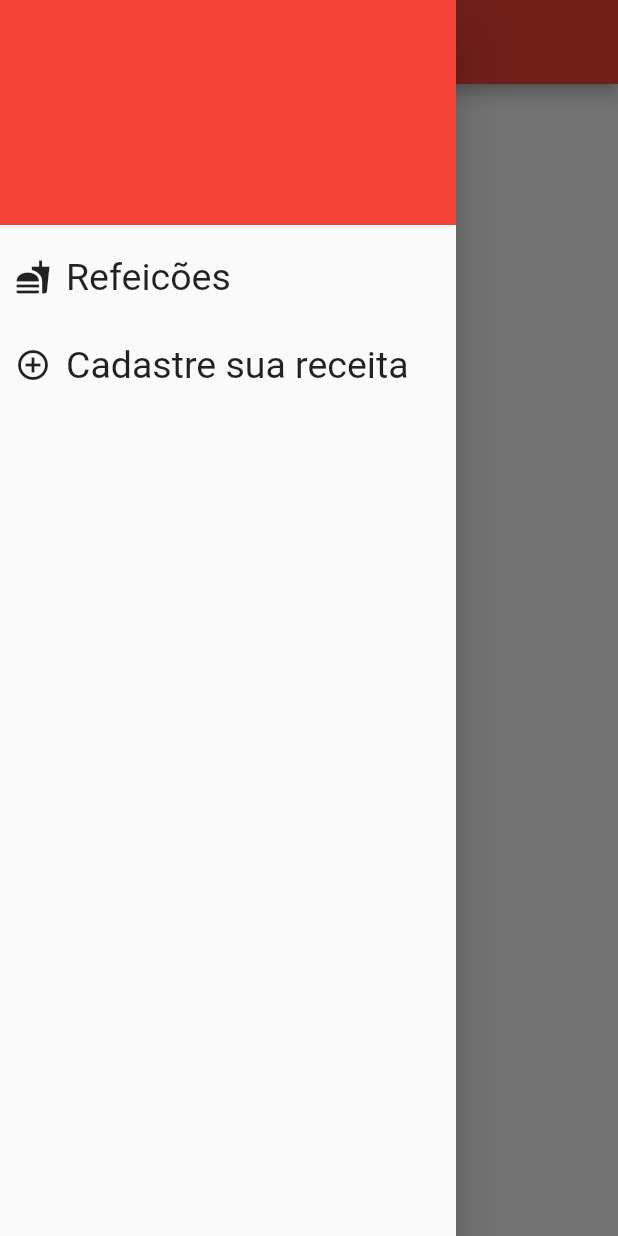
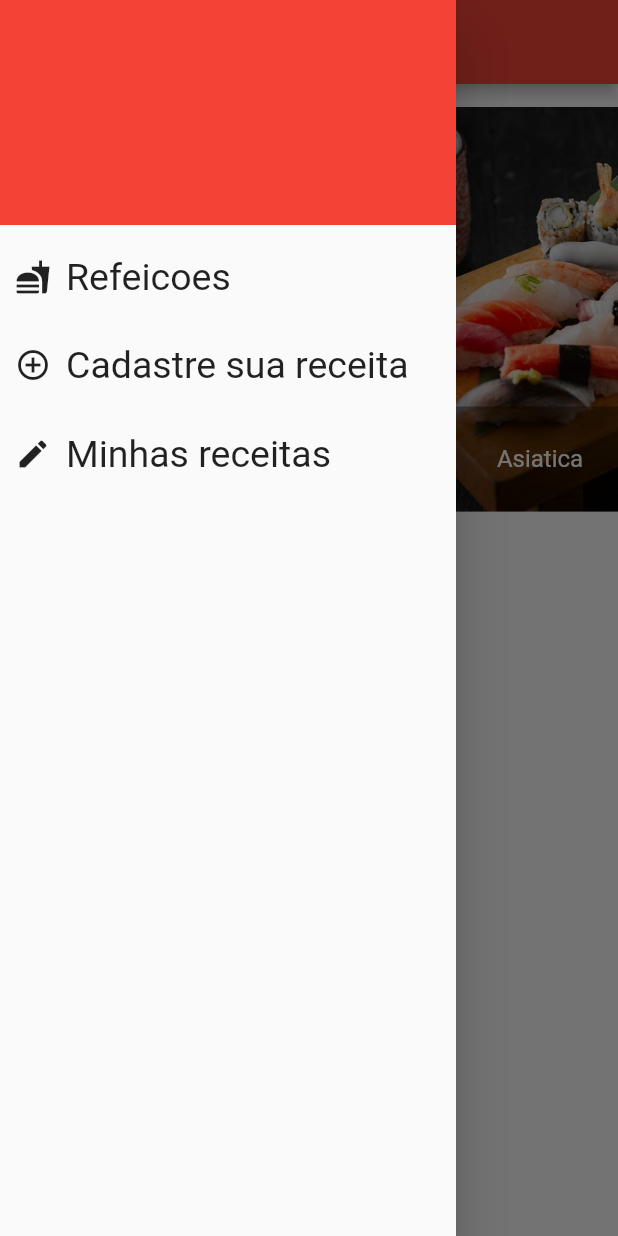
Before and after one commit to adrianoaraujo0/app_refeicoes, a Flutter app: the screen it shows after launch, with the side drawer open, on a phone screen of 412 x 824 dp. Run offline on Flutter 3.47's test engine with Material 2 defaults, Android fonts, the light colour scheme and no system bars; our stand-ins replace image_picker, rxdart, sqflite; accounts and stored records are empty.

Commit message:
bd completo

```diff
--- a/lib/data/dummy_data.dart
+++ b/lib/data/dummy_data.dart
@@ -1,6 +1,7 @@
 import '../../models/category.dart';
 
-const List<Category> dummyCategories = [
+
+   List<Category> dummyCategories = const [
     Category(
       name: "Alemã",
       image: "assets/images/alema.jpeg"
--- a/lib/pages/drawer/drawer_component.dart
+++ b/lib/pages/drawer/drawer_component.dart
@@ -37,40 +37,35 @@ class _DrawerComponentState extends State<DrawerComponent> {
           const SizedBox(height: 20),
           InkWell(
             onTap: () => Navigator.push(context, MaterialPageRoute(builder: (context) =>  const HomePage())),
-            child: Container(
-              padding: const EdgeInsets.symmetric(horizontal: 10),
-              child: Row(
-                mainAxisAlignment: MainAxisAlignment.start,
-                crossAxisAlignment: CrossAxisAlignment.center,
-                children: const [
-                  Icon(Icons.fastfood),
-                  SizedBox(width: 10),
-                  Text("Refeicões" , style: TextStyle(fontSize: 25))
-                ],
-              ),
-            ),
+            child: buildContainer(Icons.fastfood, "Refeicoes")
           ),
           const SizedBox(height: 30),
           InkWell(
-            onTap: ()async {
+            onTap: () async {
               registrationController.insertMealDatabase();
               await registrationController.idLastMeal().then((value) =>
                 Navigator.push(context, MaterialPageRoute(builder: (context) => RegistrationPage(id: value)))
               );
             },
-            child: Container(
-              padding: const EdgeInsets.symmetric(horizontal: 10),
-              child: Row(
-                mainAxisAlignment: MainAxisAlignment.start,
-                crossAxisAlignment: CrossAxisAlignment.center,
-                children: const [
-                  Icon(Icons.add_circle_outline_outlined),
-                  SizedBox(width: 10),
-                  Text("Cadastre sua receita" , style: TextStyle(fontSize: 25))
-                ],
-              ),
-            ),
+            child: buildContainer(Icons.add_circle_outline_outlined, "Cadastre sua receita")
           ),
+          const SizedBox(height: 30),
+          buildContainer(Icons.create, "Minhas receitas")
+        ],
+      ),
+    );
+  }
+
+  Widget buildContainer(IconData icon, String name){
+    return Container(
+      padding: const EdgeInsets.symmetric(horizontal: 10),
+      child: Row(
+        mainAxisAlignment: MainAxisAlignment.start,
+        crossAxisAlignment: CrossAxisAlignment.center,
+        children:  [
+          Icon(icon),
+          const SizedBox(width: 10),
+          Text( name , style: const TextStyle(fontSize: 25))
         ],
       ),
     );
--- a/lib/pages/home_page.dart
+++ b/lib/pages/home_page.dart
@@ -1,7 +1,8 @@
+import 'package:app_refeicoes/data/dummy_data.dart';
+import 'package:app_refeicoes/models/category.dart';
 import 'package:app_refeicoes/pages/drawer/drawer_component.dart';
+import 'package:app_refeicoes/pages/list_meal/list_meal_page.dart';
 import 'package:flutter/material.dart';
-
-import 'categories/categories_page.dart';
 
 class HomePage extends StatelessWidget {
   const HomePage({super.key});
@@ -15,9 +16,70 @@ class HomePage extends StatelessWidget {
         title: const Text("Categorias"),
         centerTitle: true,
       ),
-      body: const SingleChildScrollView(
-        child: CategoriesPage()
+      body:  SingleChildScrollView(
+        child: Column(
+      children: [
+            Container(
+              padding: const EdgeInsets.fromLTRB(0, 15, 0, 15),
+              height: 300,
+              width: double.infinity,
+              child: listViewCategories()
+            ),
+            Padding(
+              padding: const EdgeInsets.symmetric(horizontal: 20, vertical: 20),
+              child: Row(
+                mainAxisAlignment: MainAxisAlignment.start,
+                children: const [
+                  Text("Favorites", style: TextStyle(fontSize: 25, fontWeight: FontWeight.w500)),
+                ],
+              ),
+            ),
+          ],
+        )
       ),
     );
   }
+
+  Widget listViewCategories(){
+   return ListView.builder(
+      itemCount: 10,
+      scrollDirection: Axis.horizontal,
+      itemBuilder: (context, index) {
+        Category category = dummyCategories[index];
+        return InkWell(
+          child: itemList(category),
+          onTap: () => Navigator.push(context, MaterialPageRoute(builder: (context) => ListMealPage(categoryName: category.name))),
+        );
+      },
+    );
+  }
+
+  Widget itemList(Category category){
+  return Container(
+    margin: const EdgeInsets.symmetric(horizontal: 20),
+    height: 300,
+    width: 200,
+    decoration: BoxDecoration(
+      borderRadius: BorderRadius.circular(20),
+      image: DecorationImage(image: AssetImage(category.image), fit: BoxFit.cover),
+    ),
+    child: Column(
+      mainAxisAlignment: MainAxisAlignment.end,
+      children: [
+        Container(
+          height: 70,
+          width: 250,
+          alignment: Alignment.center,
+          decoration: const BoxDecoration(
+            borderRadius:  BorderRadius.vertical(bottom: Radius.circular(20)),
+            color: Colors.black38,
+          ),
+          child: Text(category.name, style: const TextStyle(color: Colors.white, fontSize: 16), textAlign: TextAlign.center),
+        ),
+      ]
+    ),
+  );
 }
+
+
+}
--- a/lib/pages/registration/registration_page.dart
+++ b/lib/pages/registration/registration_page.dart
@@ -67,7 +67,7 @@ class _RegistrationPageState extends State<RegistrationPage> {
             ),
             floatingActionButton: FloatingActionButton(
               child: const Text("Salvar"),
-                onPressed: (){
+                onPressed: () {
                       buildSnackBarFromSaveButton(snapshot.data!);
                 }
               ),
@@ -290,7 +290,7 @@ class _RegistrationPageState extends State<RegistrationPage> {
   ScaffoldFeatureController<SnackBar, SnackBarClosedReason> buildSnackBarFromSaveButton(Meal meal){
     return ScaffoldMessenger.of(context).showSnackBar(
       SnackBar(
-        content: Text(registrationController.validationForm(meal))
+        content: Text(registrationController.validationForm(meal, context)),
       )
     );
   }
```
Also changed, not shown: lib/pages/categories/categories_controller.dart (deleted, +0 -12 lines), lib/pages/categories/categories_page.dart (deleted, +0 -104 lines), lib/pages/list_meal/list_meal_controller.dart (added, +20 -0 lines), lib/pages/list_meal/list_meal_page.dart (added, +60 -0 lines), lib/pages/list_meal/list_meal_repository.dart (added, +26 -0 lines), lib/pages/meal/meal_page.dart (+151 -155 lines), lib/pages/registration/registration_controller.dart (+7 -19 lines), lib/pages/registration/registration_repository.dart (line endings or trailing spaces). Lines whose indentation alone changed are shown as unchanged.
